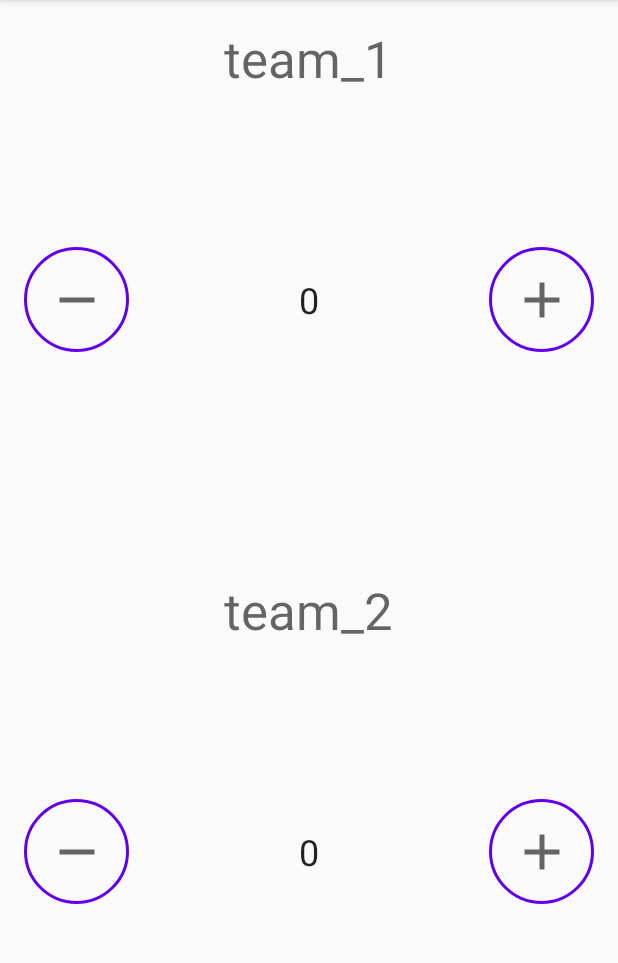
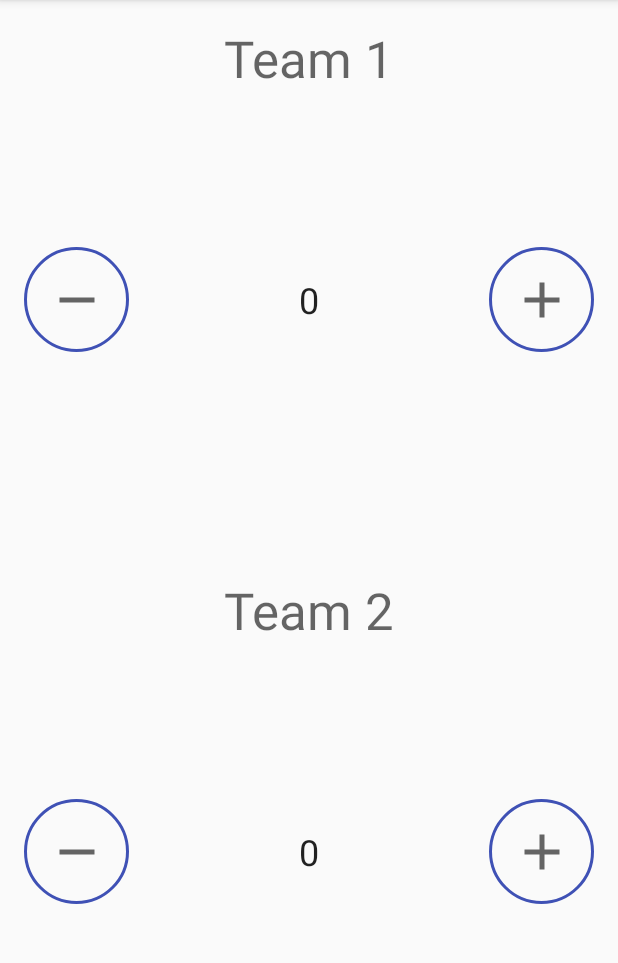
Before and after one commit to soso-light/Scorekeeper, an Android app: the screen it shows after launch (MainActivity), on a phone screen of 412 x 824 dp, the part 84-1047 px from its top. Run offline under Robolectric (Android 15) with nearby library versions, the phone set to English and light mode, and no system bars.

```diff
--- a/app/src/main/java/com/example/scorekeeper/MainActivity.java
+++ b/app/src/main/java/com/example/scorekeeper/MainActivity.java
@@ -36,18 +36,6 @@ public class MainActivity extends AppCompatActivity {
 
     }
 
-    @Override
-    public boolean onCreateOptionsMenu(Menu menu) {
-        getMenuInflater().inflate(R.menu.main_menu, menu);
-        int nightMode = AppCompatDelegate.getDefaultNightMode();
-        if(nightMode ==AppCompatDelegate.MODE_NIGHT_YES){
-            menu.findItem(R.id.night_mode).setTitle(R.string.day_mode);
-        } else {
-            menu.findItem(R.id.night_mode).setTitle(R.string.night_mode);
-        }
-        return true;
-    }
-
     public void decreaseScore(View view) {
         int viewID = view.getId();
         switch (viewID){
@@ -79,8 +67,21 @@ public class MainActivity extends AppCompatActivity {
     }
 
     @Override
+    public boolean onCreateOptionsMenu(Menu menu) {
+        getMenuInflater().inflate(R.menu.main_menu, menu);
+        int nightMode = AppCompatDelegate.getDefaultNightMode();
+        if(nightMode ==AppCompatDelegate.MODE_NIGHT_YES){
+            menu.findItem(R.id.night_mode).setTitle(R.string.day_mode);
+        } else {
+            menu.findItem(R.id.night_mode).setTitle(R.string.night_mode);
+        }
+        return true;
+    }
+
+    @Override
     public boolean onOptionsItemSelected(@NonNull MenuItem item) {
         // Check if the correct item was clicked.
+        System.out.println("selected-------------------"+ item.getItemId()+ " "+ R.id.night_mode);
         if (item.getItemId() == R.id.night_mode) {
             // Get the night mode state of the app.
             int nightMode = AppCompatDelegate.getDefaultNightMode();
--- a/app/src/main/res/drawable/button_background.xml
+++ b/app/src/main/res/drawable/button_background.xml
@@ -4,6 +4,6 @@
     xmlns:android="http://schemas.android.com/apk/res/android">
         <stroke
             android:width="2dp"
-            android:color="@color/design_default_color_primary">
+            android:color="@color/colorPrimary">
         </stroke>
 </shape>
--- a/app/src/main/res/layout/activity_main.xml
+++ b/app/src/main/res/layout/activity_main.xml
@@ -1,101 +1,113 @@
 <?xml version="1.0" encoding="utf-8"?>
+<!--
+  ~ Copyright (C) 2018 Google Inc.
+  ~
+  ~ Licensed under the Apache License, Version 2.0 (the "License");
+  ~ you may not use this file except in compliance with the License.
+  ~ You may obtain a copy of the License at
+  ~
+  ~     http://www.apache.org/licenses/LICENSE-2.0
+  ~
+  ~ Unless required by applicable law or agreed to in writing, software
+  ~ distributed under the License is distributed on an "AS IS" BASIS,
+  ~ WITHOUT WARRANTIES OR CONDITIONS OF ANY KIND, either express or implied.
+  ~ See the License for the specific language governing permissions and
+  ~ limitations under the License.
+  -->
+
 <LinearLayout xmlns:android="http://schemas.android.com/apk/res/android"
     xmlns:tools="http://schemas.android.com/tools"
+    android:layout_width="match_parent"
+    android:layout_height="match_parent"
     android:orientation="vertical"
     android:padding="16dp"
-    android:layout_width="match_parent"
-    android:layout_height="match_parent"
-    tools:context=".MainActivity">
+    tools:context="com.example.android.scorekeeper.MainActivity">
 
     <RelativeLayout
         android:layout_width="match_parent"
         android:layout_height="0dp"
         android:layout_weight="1">
+
         <TextView
             android:layout_width="wrap_content"
             android:layout_height="wrap_content"
             android:layout_alignParentTop="true"
             android:layout_centerHorizontal="true"
-            android:text="team_1"
-            style="@style/TeamText">
-        </TextView>
+            android:text="@string/team_1"
+            style="@style/TeamText" />
+
         <ImageButton
-            android:onClick="decreaseScore"
             android:id="@+id/decreaseTeam1"
             android:layout_width="@dimen/button_size"
             android:layout_height="@dimen/button_size"
             android:layout_alignParentLeft="true"
             android:layout_alignParentStart="true"
             android:layout_centerVertical="true"
-            style="@style/MinusButtons">
-        </ImageButton>
+            style="@style/MinusButtons"
+            android:onClick="decreaseScore"/>
+
         <TextView
             android:id="@+id/score_1"
             android:layout_width="wrap_content"
             android:layout_height="wrap_content"
             android:layout_centerHorizontal="true"
             android:layout_centerVertical="true"
-            android:text="0"
-            style="@style/ScoreText">
+            android:text="@string/initial_count"
+            style="@style/ScoreText" />
 
-            >
-        </TextView>
         <ImageButton
-            android:onClick="increaseScore"
             android:id="@+id/increaseTeam1"
             android:layout_width="@dimen/button_size"
             android:layout_height="@dimen/button_size"
+            android:layout_alignParentEnd="true"
             android:layout_alignParentRight="true"
-            android:layout_alignParentEnd="true"
             android:layout_centerVertical="true"
             style="@style/PlusButtons"
-            android:contentDescription="Plus Button"
-            >
-        </ImageButton>
+            android:onClick="increaseScore"/>
+
     </RelativeLayout>
+
     <RelativeLayout
         android:layout_width="match_parent"
         android:layout_height="0dp"
         android:layout_weight="1">
+
         <TextView
             android:layout_width="wrap_content"
             android:layout_height="wrap_content"
             android:layout_alignParentTop="true"
             android:layout_centerHorizontal="true"
-            android:text="team_2"
-            style="@style/TeamText">
-        </TextView>
+            android:text="@string/team_2"
+            style="@style/TeamText" />
+
         <ImageButton
-            android:onClick="decreaseScore"
             android:id="@+id/decreaseTeam2"
             android:layout_width="@dimen/button_size"
             android:layout_height="@dimen/button_size"
             android:layout_alignParentLeft="true"
             android:layout_alignParentStart="true"
             android:layout_centerVertical="true"
-            style="@style/MinusButtons">
-        </ImageButton>
+            style="@style/MinusButtons"
+            android:onClick="decreaseScore"/>
+
         <TextView
             android:id="@+id/score_2"
             android:layout_width="wrap_content"
             android:layout_height="wrap_content"
             android:layout_centerHorizontal="true"
             android:layout_centerVertical="true"
-            android:text="0"
-            style="@style/ScoreText">
-            >
-        </TextView>
+            android:text="@string/initial_count"
+            style="@style/ScoreText" />
+
         <ImageButton
             android:id="@+id/increaseTeam2"
-            android:onClick="increaseScore"
             android:layout_width="@dimen/button_size"
             android:layout_height="@dimen/button_size"
+            android:layout_alignParentEnd="true"
             android:layout_alignParentRight="true"
-            android:layout_alignParentEnd="true"
             android:layout_centerVertical="true"
             style="@style/PlusButtons"
-            android:contentDescription="Plus Button"
-            >
-        </ImageButton>
+            android:onClick="increaseScore"/>
     </RelativeLayout>
+
 </LinearLayout>
```
Also changed, not shown: app/build.gradle (+4 -4 lines), app/src/main/res/values-night/themes.xml (deleted, +0 -16 lines), app/src/main/res/values/colors.xml (+16 -7 lines), app/src/main/res/values/themes.xml (deleted, +0 -16 lines).
